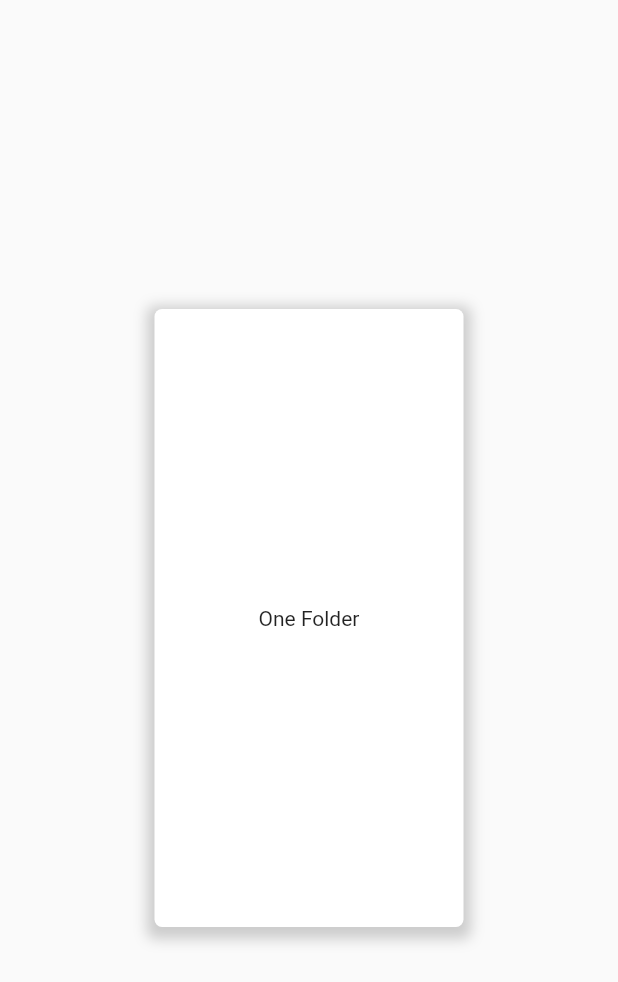
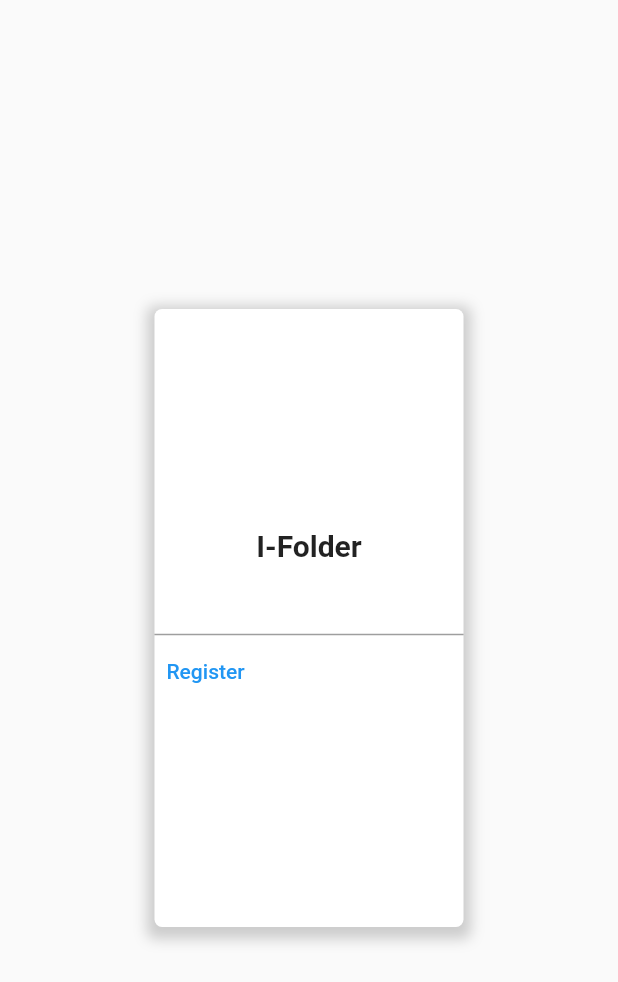
Before and after one commit to STRIDES-Codes/Integrating-Omics-Data-in-Medical-Records, a Flutter app: the screen it shows after launch, on a phone screen of 412 x 824 dp. Shown: the top 982 px of the screen. Run offline on Flutter 3.47's test engine with Material 2 defaults, Android fonts, the light colour scheme and no system bars.

Commit message:
adding frontend

```diff
--- a/one_folder/frontend/lib/views/login.dart
+++ b/one_folder/frontend/lib/views/login.dart
@@ -1,7 +1,21 @@
 import 'package:flutter/material.dart';
 
-class LoginView extends StatelessWidget {
-  const LoginView({ Key? key }) : super(key: key);
+class LoginView extends StatefulWidget {
+  const LoginView({Key? key}) : super(key: key);
+
+  @override
+  _LoginViewState createState() => _LoginViewState();
+}
+
+class _LoginViewState extends State<LoginView> {
+  late String registerText;
+  late bool register;
+  @override
+  void initState() {
+    super.initState();
+    registerText = 'Register';
+    register = false;
+  }
 
   @override
   Widget build(BuildContext context) {
@@ -9,19 +23,72 @@ class LoginView extends StatelessWidget {
       body: SafeArea(
         child: Center(
           child: Container(
-            margin: EdgeInsets.symmetric(vertical: MediaQuery.of(context).size.height*0.01, horizontal: MediaQuery.of(context).size.width*0.01),
-            width: MediaQuery.of(context).size.width*0.5,
-            height: MediaQuery.of(context).size.height*0.5,
-            decoration: BoxDecoration(color: Colors.white,boxShadow: [BoxShadow(color:Colors.grey.withOpacity(0.5),spreadRadius: 5,blurRadius: 7,offset: Offset(0, 3),)],borderRadius: BorderRadius.all(Radius.circular(5))),
+            margin: EdgeInsets.symmetric(
+                vertical: MediaQuery.of(context).size.height * 0.01,
+                horizontal: MediaQuery.of(context).size.width * 0.01),
+            width: MediaQuery.of(context).size.width * 0.5,
+            height: MediaQuery.of(context).size.height * 0.5,
+            decoration: BoxDecoration(
+                color: Colors.white,
+                boxShadow: [
+                  BoxShadow(
+                    color: Colors.grey.withOpacity(0.5),
+                    spreadRadius: 5,
+                    blurRadius: 7,
+                    offset: Offset(0, 3),
+                  )
+                ],
+                borderRadius: BorderRadius.all(Radius.circular(5))),
             child: Column(
               mainAxisAlignment: MainAxisAlignment.center,
               mainAxisSize: MainAxisSize.min,
               crossAxisAlignment: CrossAxisAlignment.center,
               children: [
-                Row(mainAxisSize: MainAxisSize.max,crossAxisAlignment: CrossAxisAlignment.center,mainAxisAlignment: MainAxisAlignment.center,children: [Text("One Folder")],),
-              Row(children: [Visibility(child: Form(child: Column(),))],)
+                Row(
+                  mainAxisSize: MainAxisSize.max,
+                  crossAxisAlignment: CrossAxisAlignment.center,
+                  mainAxisAlignment: MainAxisAlignment.center,
+                  children: [
+                    Text(
+                      "I-Folder",
+                      style:
+                          TextStyle(fontSize: 20, fontWeight: FontWeight.bold),
+                    )
+                  ],
+                ),
+                Form(
+                    child: Column(
+                  children: [
+                    Visibility(
+                        child: Column(
+                      children: [TextField()],
+                    ))
+                  ],
+                )),
+                Row(
+                  children: [
+                    TextButton(
+                        onPressed: () {
+                          switch (register) {
+                            case false:
+                              setState(() {
+                                register = true;
+                                registerText = "Sign in";
+                              });
+                              break;
+                            case true:
+                              setState(() {
+                                register = false;
+                                registerText = "Register";
+                              });
+                              break;
+                            default:
+                          }
+                        },
+                        child: Text(registerText))
+                  ],
+                ),
               ],
-
             ),
           ),
         ),
```
Also changed, not shown: 1 other file.
